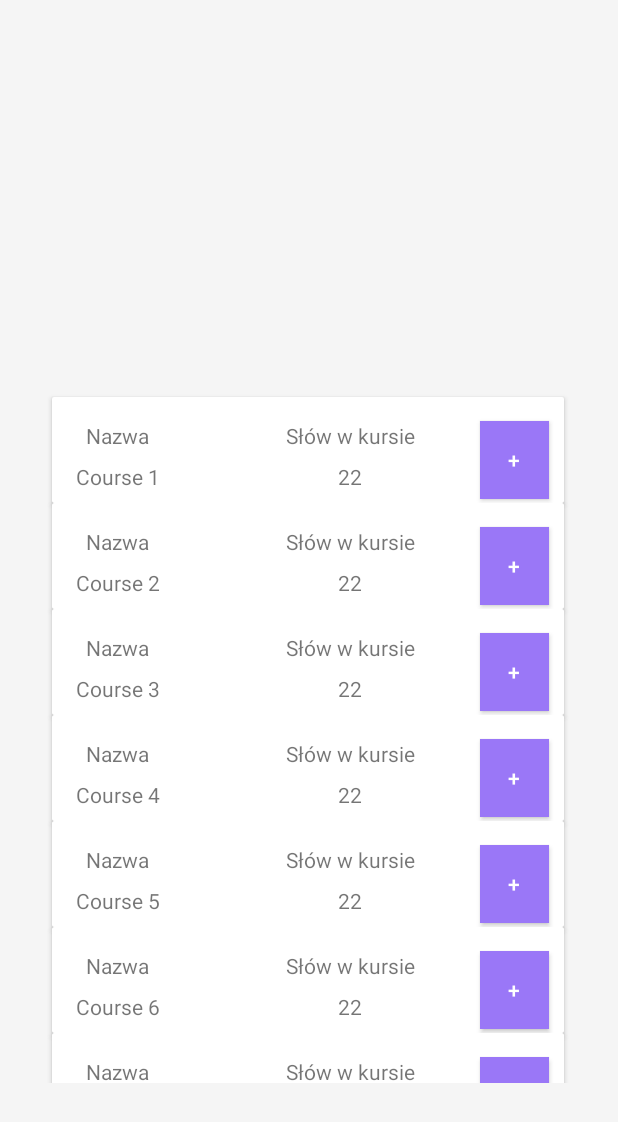
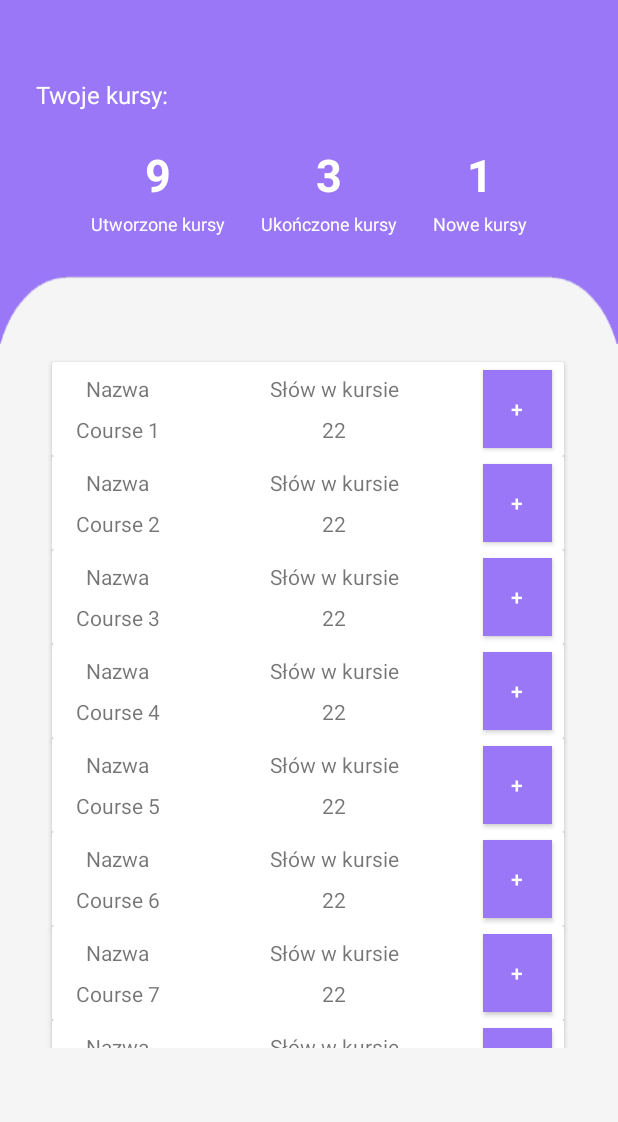
Before and after one commit to masslany/-PAdTM-Langusta, an Android app: the CourseListFragment screen opened through its navigation route, on a phone screen of 412 x 824 dp. Shown: the top 1122 px of the screen. Run offline under Robolectric (Android 15) with nearby library versions, the light colour scheme and no system bars; our stand-ins replace Room's generated code.

Commit message:
layout refinements

```diff
--- a/app/src/main/res/layout/course_list_fragment.xml
+++ b/app/src/main/res/layout/course_list_fragment.xml
@@ -7,21 +7,30 @@
     android:background="#f5f5f5"
     tools:context=".ui.CourseListFragment">
 
-    <View
-        android:id="@+id/view"
+    <ImageView
+        android:id="@+id/listTopBar"
         android:layout_width="match_parent"
         android:layout_height="229dp"
-        android:background="@drawable/rectangle"
+        android:background="@drawable/list_top_bar"
         app:layout_constraintEnd_toEndOf="parent"
         app:layout_constraintStart_toStartOf="parent"
         app:layout_constraintTop_toTopOf="parent" />
+
+    <include
+        layout="@layout/list_statistics"
+        android:layout_width="match_parent"
+        android:layout_height="wrap_content"
+        android:layout_marginTop="52dp"
+        app:layout_constraintEnd_toEndOf="parent"
+        app:layout_constraintHorizontal_bias="0.0"
+        app:layout_constraintStart_toStartOf="parent"
+        app:layout_constraintTop_toTopOf="@+id/listTopBar" />
 
     <androidx.recyclerview.widget.RecyclerView
         android:id="@+id/courseListRecycleView"
         android:layout_width="357dp"
         android:layout_height="465dp"
         android:layout_marginStart="16dp"
-        android:layout_marginTop="24dp"
         android:layout_marginEnd="16dp"
         android:layout_marginBottom="24dp"
         android:clipToPadding="false"
@@ -30,7 +39,7 @@
         app:layout_constraintEnd_toEndOf="parent"
         app:layout_constraintHorizontal_bias="0.484"
         app:layout_constraintStart_toStartOf="parent"
-        app:layout_constraintTop_toBottomOf="@+id/view"
+        app:layout_constraintTop_toBottomOf="@+id/listTopBar"
         app:layout_constraintVertical_bias="0.038"
         tools:listitem="@layout/item_course">
 
--- a/app/src/main/res/layout/item_course.xml
+++ b/app/src/main/res/layout/item_course.xml
@@ -1,6 +1,7 @@
 <?xml version="1.0" encoding="utf-8"?>
 
 <androidx.cardview.widget.CardView xmlns:app="http://schemas.android.com/apk/res-auto"
+    xmlns:tools="http://schemas.android.com/tools"
     android:layout_width="match_parent"
     android:layout_height="wrap_content"
     xmlns:android="http://schemas.android.com/apk/res/android">
@@ -16,10 +17,10 @@
             android:layout_width="wrap_content"
             android:layout_height="wrap_content"
             android:layout_marginStart="8dp"
-            android:layout_marginTop="8dp"
             android:gravity="center"
             android:orientation="vertical"
             android:padding="8dp"
+            app:layout_constraintBottom_toBottomOf="parent"
             app:layout_constraintStart_toStartOf="parent"
             app:layout_constraintTop_toTopOf="parent">
 
@@ -67,13 +68,14 @@
             android:id="@+id/linearLayout2"
             android:layout_width="wrap_content"
             android:layout_height="wrap_content"
-            android:layout_marginStart="68dp"
-            android:layout_marginTop="8dp"
+            android:layout_marginEnd="48dp"
             android:gravity="center"
             android:orientation="vertical"
             android:padding="8dp"
-            app:layout_constraintStart_toEndOf="@+id/linearLayout"
-            app:layout_constraintTop_toTopOf="parent">
+            app:layout_constraintBottom_toBottomOf="parent"
+            app:layout_constraintEnd_toStartOf="@+id/addWordButton"
+            app:layout_constraintTop_toTopOf="parent"
+            app:layout_constraintVertical_bias="0.0">
 
             <TextView
                 android:id="@+id/wordsTextView"
@@ -93,14 +95,12 @@
             android:id="@+id/addWordButton"
             android:layout_width="46dp"
             android:layout_height="52dp"
-            android:layout_marginTop="16dp"
             android:layout_marginEnd="8dp"
             android:background="#9a77f7"
             android:text="@string/plus"
             android:textColor="#FFFFFF"
+            app:layout_constraintBottom_toBottomOf="parent"
             app:layout_constraintEnd_toEndOf="parent"
-            app:layout_constraintHorizontal_bias="0.947"
-            app:layout_constraintStart_toEndOf="@+id/linearLayout2"
             app:layout_constraintTop_toTopOf="parent" />
 
     </androidx.constraintlayout.widget.ConstraintLayout>
--- /dev/null
+++ b/app/src/main/res/layout/list_statistics.xml
@@ -0,0 +1,95 @@
+<?xml version="1.0" encoding="utf-8"?>
+<LinearLayout
+    xmlns:android="http://schemas.android.com/apk/res/android"
+    android:layout_width="match_parent"
+    android:layout_height="match_parent"
+    android:orientation="vertical">
+
+    <TextView
+        android:layout_width="match_parent"
+        android:layout_height="wrap_content"
+        android:layout_marginLeft="24dp"
+        android:textColor="#FFFFFF"
+        android:textSize="16sp"
+        android:text="Twoje kursy:"/>
+
+    <LinearLayout
+        android:layout_width="match_parent"
+        android:layout_height="wrap_content"
+        android:gravity="center"
+        android:layout_marginTop="10dp"
+        android:orientation="horizontal">
+
+        <LinearLayout
+            android:layout_width="wrap_content"
+            android:layout_height="wrap_content"
+            android:layout_margin="12dp"
+            android:gravity="center"
+            android:orientation="vertical">
+            <TextView
+                android:layout_width="wrap_content"
+                android:layout_height="wrap_content"
+                android:textColor="#FFFFFF"
+                android:textSize="30sp"
+                android:textStyle="bold"
+                android:text="9"/>
+            <TextView
+                android:layout_width="wrap_content"
+                android:layout_height="wrap_content"
+                android:textColor="#FFFFFF"
+                android:layout_marginTop="4dp"
+                android:textSize="12sp"
+                android:text="Utworzone kursy"/>
+
+        </LinearLayout>
+
+        <LinearLayout
+            android:layout_width="wrap_content"
+            android:layout_height="wrap_content"
+            android:layout_margin="12dp"
+            android:gravity="center"
+            android:orientation="vertical">
+            <TextView
+                android:layout_width="wrap_content"
+                android:layout_height="wrap_content"
+                android:textColor="#FFFFFF"
+                android:textSize="30sp"
+                android:textStyle="bold"
+                android:text="3"/>
+            <TextView
+                android:layout_width="wrap_content"
+                android:layout_height="wrap_content"
+                android:textColor="#FFFFFF"
+                android:layout_marginTop="4dp"
+                android:textSize="12sp"
+                android:text="Ukończone kursy"/>
+
+        </LinearLayout>
+
+        <LinearLayout
+            android:layout_width="wrap_content"
+            android:layout_height="wrap_content"
+            android:layout_margin="12dp"
+            android:gravity="center"
+            android:orientation="vertical">
+            <TextView
+                android:layout_width="wrap_content"
+                android:layout_height="wrap_content"
+                android:textColor="#FFFFFF"
+                android:textSize="30sp"
+                android:textStyle="bold"
+                android:text="1"/>
+            <TextView
+                android:layout_width="wrap_content"
+                android:layout_height="wrap_content"
+                android:textColor="#FFFFFF"
+                android:layout_marginTop="4dp"
+                android:textSize="12sp"
+                android:text="Nowe kursy"/>
+
+        </LinearLayout>
+
+
+    </LinearLayout>
+
+</LinearLayout>
```
Also changed, not shown: app/src/main/res/drawable/list_top_bar.png (added).
